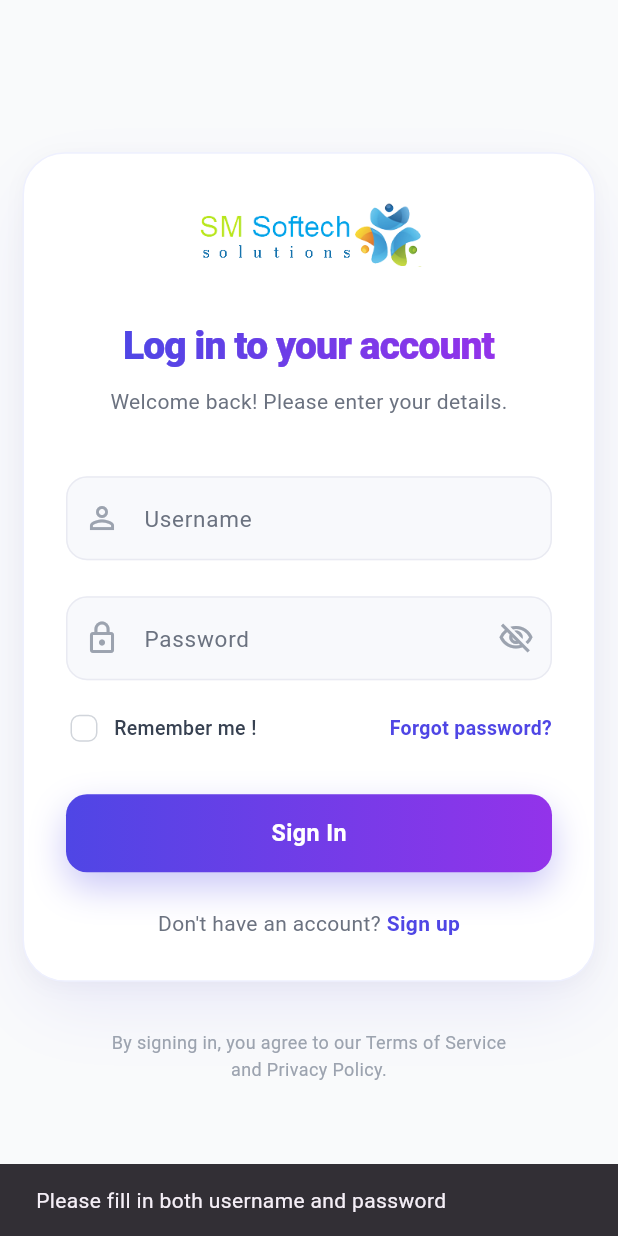
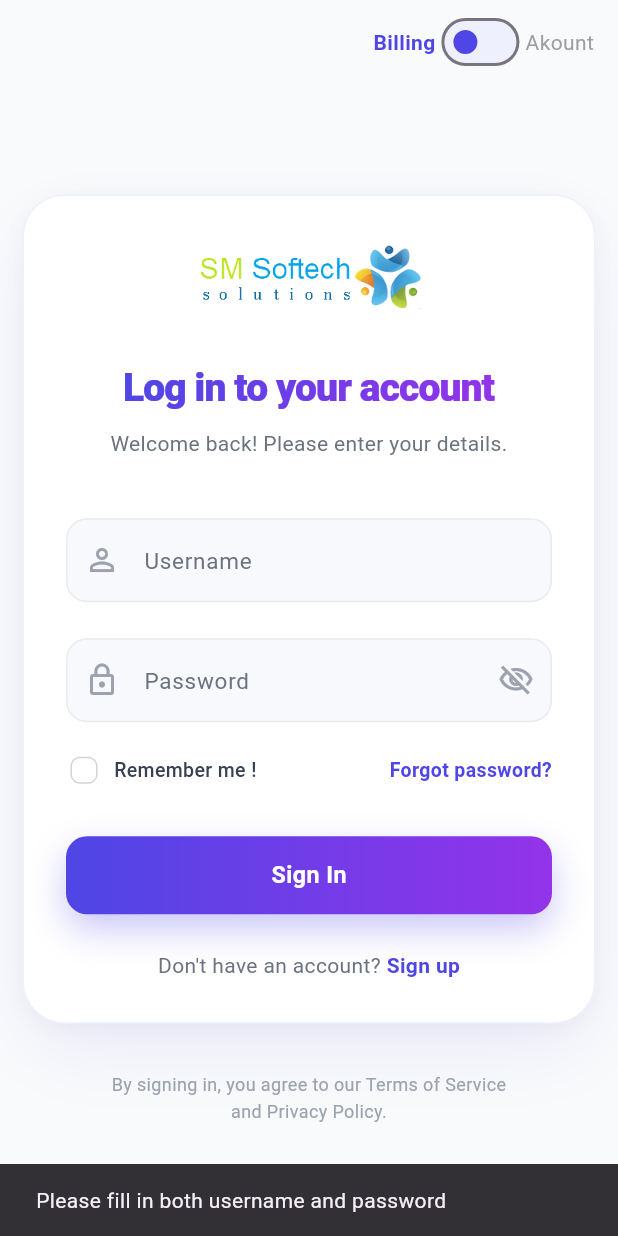
Before and after one commit to realravipandit/accounting-erp, a Flutter app: the screen it shows after launch, after a tap on "Sign In", on a phone screen of 412 x 824 dp. Run offline on Flutter 3.47's test engine with Material 3 defaults, Android fonts, the phone set to English and light mode, and no system bars; our stand-ins replace flutter_secure_storage, pdf, share_plus, shimmer, sqflite, sqflite_common_ffi; missing offline and left inert: nepali_date_picker, workmanager; accounts and stored records are empty; network calls fail.

Commit message:
login and notification mechanism

```diff
--- a/lib/main.dart
+++ b/lib/main.dart
@@ -2,6 +2,7 @@ import 'dart:io';
 
 import 'package:flutter/foundation.dart'; // Required for kIsWeb
 import 'package:flutter/material.dart';
+import 'package:flutter/services.dart'; // 👈 Required for SystemChrome
 import 'package:sqflite_common_ffi/sqflite_ffi.dart';
 
 import 'package:sas_akount_login/screens/home_screen.dart';
@@ -16,8 +17,16 @@ void main() {
   // Ensures Flutter services are ready before we check platforms or databases
   WidgetsFlutterBinding.ensureInitialized();
 
-  // 1. First, check if we are NOT on the web.
-  // 2. If we are on a mobile/desktop device, check if it's Windows or Linux to init FFI.
+  // 🌟 1. Make system navigation/gesture bar transparent & edge-to-edge
+  SystemChrome.setSystemUIOverlayStyle(const SystemUiOverlayStyle(
+    systemNavigationBarColor: Colors.transparent, // Removes the solid black box
+    systemNavigationBarDividerColor: Colors.transparent,
+    systemNavigationBarIconBrightness: Brightness.dark, // Adjust to light if your theme is dark
+  ));
+  SystemChrome.setEnabledSystemUIMode(SystemUiMode.edgeToEdge);
+
+  // 2. First, check if we are NOT on the web.
+  // 3. If we are on a mobile/desktop device, check if it's Windows or Linux to init FFI.
   if (!kIsWeb && (Platform.isWindows || Platform.isLinux)) {
     sqfliteFfiInit();
     databaseFactory = databaseFactoryFfi;
--- a/lib/screens/login_screen.dart
+++ b/lib/screens/login_screen.dart
@@ -17,16 +17,17 @@ class LoginScreen extends StatefulWidget {
 class LoginScreenState extends State<LoginScreen> with SingleTickerProviderStateMixin {
   final TextEditingController _usernameController = TextEditingController();
   final TextEditingController _passwordController = TextEditingController();
-
   final FocusNode _usernameFocus = FocusNode();
   final FocusNode _passwordFocus = FocusNode();
-
   final DBHelper _dbHelper = DBHelper();
   final ApiService _apiService = ApiService();
 
   bool _obscurePassword = true;
   bool _isLoading = false;
   bool _rememberMe = false;
+
+  // State for Database Toggle (false = Billing, true = Akount)
+  bool _isAkountMaster = false;
 
   late AnimationController _animationController;
   late Animation<double> _fadeAnimation;
@@ -35,9 +36,8 @@ class LoginScreenState extends State<LoginScreen> with SingleTickerProviderState
   @override
   void initState() {
     super.initState();
-
-    // 👉 ADDED: Call the function to auto-fill saved credentials on screen load
-    _loadSavedCredentials();
+    // Load saved credentials and persistent database choice on screen load
+    _loadSavedData();
 
     _animationController = AnimationController(
       vsync: this,
@@ -47,25 +47,21 @@ class LoginScreenState extends State<LoginScreen> with SingleTickerProviderState
     _fadeAnimation = Tween<double>(begin: 0.0, end: 1.0).animate(
       CurvedAnimation(parent: _animationController, curve: Curves.easeOutCubic),
     );
-
     _slideAnimation = Tween<Offset>(begin: const Offset(0, 0.04), end: Offset.zero).animate(
       CurvedAnimation(parent: _animationController, curve: Curves.easeOutCubic),
     );
 
     _usernameFocus.addListener(() => setState(() {}));
     _passwordFocus.addListener(() => setState(() {}));
-
     _animationController.forward();
   }
 
-  // 👉 ADDED: Function to fetch and inject the saved credentials
-  Future<void> _loadSavedCredentials() async {
+  // Fetch and inject saved credentials and persistent database preference
+  Future<void> _loadSavedData() async {
     final savedRememberMe = await _storage.read(key: 'remember_me');
-
     if (savedRememberMe == 'true') {
       final savedUsername = await _storage.read(key: 'saved_username');
       final savedPassword = await _storage.read(key: 'saved_password');
-
       if (mounted) {
         setState(() {
           _rememberMe = true;
@@ -73,6 +69,14 @@ class LoginScreenState extends State<LoginScreen> with SingleTickerProviderState
           _passwordController.text = savedPassword ?? '';
         });
       }
+    }
+
+    // Load saved database toggle preference
+    final savedDbMode = await _storage.read(key: 'saved_central_db');
+    if (savedDbMode != null && mounted) {
+      setState(() {
+        _isAkountMaster = savedDbMode == 'true';
+      });
     }
   }
 
@@ -91,14 +95,15 @@ class LoginScreenState extends State<LoginScreen> with SingleTickerProviderState
       return;
     }
 
+    // Determine hidden database name based on toggle state
+    String hiddenTargetDatabase = _isAkountMaster ? 'SmAkountMaster' : 'SASBillingMaster';
+
     try {
-      // STRICT REAL-TIME BACKEND AUTHENTICATION
-      bool isAuthenticated = await _apiService.login(username, password);
+      bool isAuthenticated = await _apiService.login(username, password, hiddenTargetDatabase);
 
       if (!mounted) return;
 
       if (isAuthenticated) {
-        // 👉 ADDED: Complete Remember Me logic (Saves/Deletes Username AND Password)
         if (_rememberMe) {
           await _storage.write(key: 'saved_username', value: username);
           await _storage.write(key: 'saved_password', value: password);
@@ -129,10 +134,8 @@ class LoginScreenState extends State<LoginScreen> with SingleTickerProviderState
         );
       }
     } catch (e) {
-      // CATCH AND DISPLAY NETWORK/SERVER ERRORS
       if (!mounted) return;
       setState(() => _isLoading = false);
-
       ScaffoldMessenger.of(context).showSnackBar(
         const SnackBar(
           content: Text('Connection failed: Unable to reach the server.'),
@@ -140,7 +143,6 @@ class LoginScreenState extends State<LoginScreen> with SingleTickerProviderState
           duration: Duration(seconds: 4),
         ),
       );
-
       debugPrint('Backend Connection Error: $e');
     }
   }
@@ -157,10 +159,54 @@ class LoginScreenState extends State<LoginScreen> with SingleTickerProviderState
 
   @override
   Widget build(BuildContext context) {
+    final Color scaffoldBackground = _isAkountMaster
+        ? Colors.blueGrey[50]!
+        : const Color(0xFFF9FAFB);
+
     return Scaffold(
-      backgroundColor: const Color(0xFFF9FAFB),
+      backgroundColor: scaffoldBackground,
+      appBar: AppBar(
+        backgroundColor: Colors.transparent,
+        elevation: 0,
+        actions: [
+          Row(
+            children: [
+              Text(
+                'Billing',
+                style: TextStyle(
+                  fontSize: 14,
+                  fontWeight: !_isAkountMaster ? FontWeight.bold : FontWeight.normal,
+                  color: !_isAkountMaster ? const Color(0xFF4F46E5) : Colors.grey,
+                ),
+              ),
+              Switch(
+                value: _isAkountMaster,
+                activeColor: const Color(0xFF9333EA),
+                inactiveThumbColor: const Color(0xFF4F46E5),
+                inactiveTrackColor: const Color(0xFFEEF0FE),
+                onChanged: (bool value) async {
+                  setState(() {
+                    _isAkountMaster = value;
+                  });
+                  // Save toggle preference instantly to secure storage
+                  await _storage.write(key: 'saved_central_db', value: value.toString());
+                },
+              ),
+              Text(
+                'Akount',
+                style: TextStyle(
+                  fontSize: 14,
+                  fontWeight: _isAkountMaster ? FontWeight.bold : FontWeight.normal,
+                  color: _isAkountMaster ? const Color(0xFF9333EA) : Colors.grey,
+                ),
+              ),
+              const SizedBox(width: 16),
+            ],
+          )
+        ],
+      ),
       body: Container(
-        color: const Color(0xFFF9FAFB),
+        color: scaffoldBackground,
         child: Stack(
           children: [
             SafeArea(
@@ -204,7 +250,6 @@ class LoginScreenState extends State<LoginScreen> with SingleTickerProviderState
                               ),
                             ),
                             const SizedBox(height: 32),
-
                             SlideTransition(
                               position: _slideAnimation,
                               child: FadeTransition(
@@ -242,7 +287,6 @@ class LoginScreenState extends State<LoginScreen> with SingleTickerProviderState
                                       ),
                                     ),
                                     const SizedBox(height: 40),
-
                                     TweenAnimationBuilder<double>(
                                       tween: Tween<double>(begin: 1.0, end: _usernameFocus.hasFocus ? 1.02 : 1.0),
                                       duration: const Duration(milliseconds: 200),
@@ -300,7 +344,6 @@ class LoginScreenState extends State<LoginScreen> with SingleTickerProviderState
                                       },
                                     ),
                                     const SizedBox(height: 24),
-
                                     TweenAnimationBuilder<double>(
                                       tween: Tween<double>(begin: 1.0, end: _passwordFocus.hasFocus ? 1.02 : 1.0),
                                       duration: const Duration(milliseconds: 200),
@@ -326,7 +369,7 @@ class LoginScreenState extends State<LoginScreen> with SingleTickerProviderState
                                               style: const TextStyle(color: Color(0xFF0F172A)),
                                               decoration: InputDecoration(
                                                 labelText: 'Password',
-                                                hintText: _passwordFocus.hasFocus ? '••••••••' : '',
+                                                hintText: _passwordFocus.hasFocus ? '--------' : '',
                                                 labelStyle: const TextStyle(color: Color(0xFF6B7280), fontSize: 15),
                                                 floatingLabelStyle: const TextStyle(
                                                   color: Color(0xFF4F46E5),
@@ -370,7 +413,6 @@ class LoginScreenState extends State<LoginScreen> with SingleTickerProviderState
                                       },
                                     ),
                                     const SizedBox(height: 20),
-
                                     Row(
                                       mainAxisAlignment: MainAxisAlignment.spaceBetween,
                                       children: [
@@ -416,7 +458,6 @@ class LoginScreenState extends State<LoginScreen> with SingleTickerProviderState
                                       ],
                                     ),
                                     const SizedBox(height: 32),
-
                                     SizedBox(
                                       width: double.infinity,
                                       height: 52,
@@ -459,7 +500,6 @@ class LoginScreenState extends State<LoginScreen> with SingleTickerProviderState
                                       ),
                                     ),
                                     const SizedBox(height: 24),
-
                                     Row(
                                       mainAxisAlignment: MainAxisAlignment.center,
                                       children: [
@@ -494,7 +534,6 @@ class LoginScreenState extends State<LoginScreen> with SingleTickerProviderState
                           ],
                         ),
                       ),
-
                       const SizedBox(height: 32),
                       const Text(
                         'By signing in, you agree to our Terms of Service\nand Privacy Policy.',
@@ -510,7 +549,6 @@ class LoginScreenState extends State<LoginScreen> with SingleTickerProviderState
                 ),
               ),
             ),
-
             if (_isLoading)
               AnimatedOpacity(
                 opacity: _isLoading ? 1.0 : 0.0,
```
Also changed, not shown: lib/api_service.dart (+12 -22 lines), lib/utils/toast_service.dart (+18 -0 lines).
